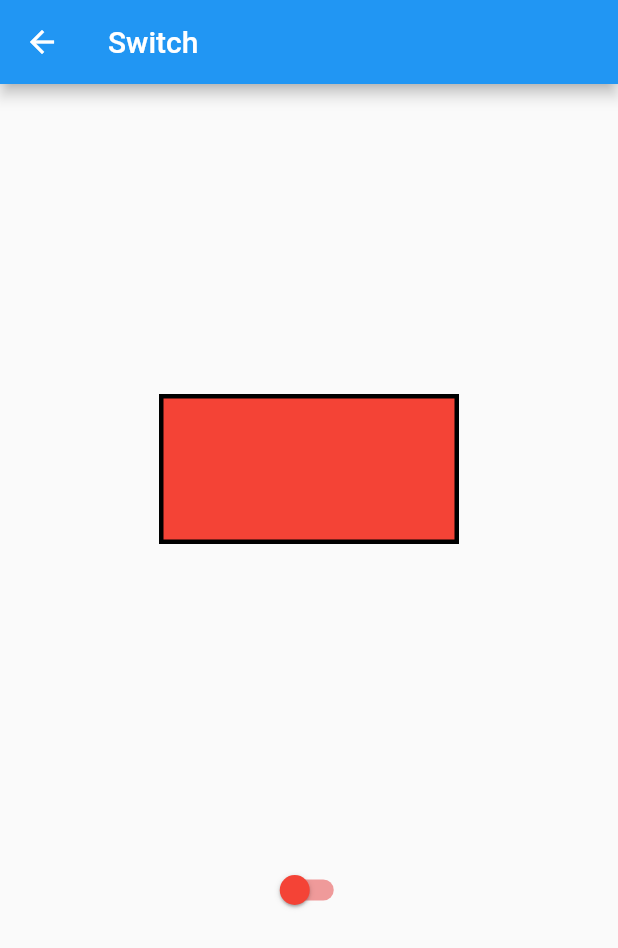
After one commit to sampurnoaji/flutter_erico_chapter_1, a Flutter app: the SwitchWidget screen opened directly, on a phone screen of 412 x 824 dp. The commit adds this screen. Shown: the top 948 px of the screen. Run offline on Flutter 3.47's test engine with Material 2 defaults, Android fonts, the phone set to English and light mode, and no system bars; our stand-ins replace audioplayers, qr_flutter; accounts and stored records are empty; network calls fail.

Commit message:
animated switcher

```diff
--- a/lib/lesson.dart
+++ b/lib/lesson.dart
@@ -25,5 +25,6 @@ enum Lesson {
   Gradient_Opacity,
   Audio_Player,
   Font_Features,
-  Http_Request
+  Http_Request,
+  Switch,
 }
--- a/lib/lesson/http/http_request.dart
+++ b/lib/lesson/http/http_request.dart
@@ -28,7 +28,7 @@ class _HttpRequestPageState extends State<HttpRequestPage> {
                   : 'Tidak ada data'),
               RaisedButton(
                 onPressed: () {
-                  PostResult.postUser('Marko', 'Penembak jitu').then((value) {
+                  PostResult.postUser('Aria Seto', 'Penembak jitu').then((value) {
                     postResult = value;
                     setState(() {});
                   });
--- /dev/null
+++ b/lib/lesson/switch_widget.dart
@@ -0,0 +1,70 @@
+import 'package:erico_intro/lesson.dart';
+import 'package:flutter/material.dart';
+
+class SwitchWidget extends StatefulWidget {
+  @override
+  State<SwitchWidget> createState() => _SwitchWidgetState();
+}
+
+class _SwitchWidgetState extends State<SwitchWidget> {
+  bool isOn = false;
+  Widget myWidget = Container(
+    width: 200,
+    height: 100,
+    decoration: BoxDecoration(
+        color: Colors.red, border: Border.all(color: Colors.black, width: 3)),
+  );
+
+  @override
+  Widget build(BuildContext context) {
+    return Scaffold(
+        appBar: AppBar(
+          title: Text(Lesson.Switch.name),
+        ),
+        body: Center(
+          child: Column(
+            mainAxisAlignment: MainAxisAlignment.spaceEvenly,
+            children: [
+              AnimatedSwitcher(
+                  duration: Duration(seconds: 1),
+                  child: myWidget,
+                  transitionBuilder: (child, animation) => RotationTransition(
+                        turns: animation,
+                        child: child,
+                      )),
+              Switch(
+                  activeColor: Colors.green,
+                  inactiveThumbColor: Colors.red,
+                  inactiveTrackColor: Colors.red[200],
+                  value: isOn,
+                  onChanged: (newValue) {
+                    isOn = newValue;
+                    setState(() {
+                      if (isOn) {
+                        myWidget = Container(
+                          key: ValueKey(1),
+                          width: 200,
+                          height: 100,
+                          decoration: BoxDecoration(
+                              color: Colors.green,
+                              border:
+                              Border.all(color: Colors.black, width: 3)),
+                        );
+                      } else {
+                        myWidget = Container(
+                          key: ValueKey(2),
+                          width: 200,
+                          height: 100,
+                          decoration: BoxDecoration(
+                              color: Colors.red,
+                              border:
+                                  Border.all(color: Colors.black, width: 3)),
+                        );
+                      }
+                    });
+                  })
+            ],
+          ),
+        ));
+  }
+}
--- a/lib/main.dart
+++ b/lib/main.dart
@@ -22,6 +22,7 @@ import 'package:erico_intro/lesson/row_widget.dart';
 import 'package:erico_intro/lesson/spacer_widget.dart';
 import 'package:erico_intro/lesson/stack_align_widget.dart';
 import 'package:erico_intro/lesson/stateful_widget_page.dart';
+import 'package:erico_intro/lesson/switch_widget.dart';
 import 'package:erico_intro/lesson/tabbar_widget.dart';
 import 'package:erico_intro/lesson/text_widget.dart';
 import 'package:erico_intro/lesson/textfield_widget.dart';
@@ -105,6 +106,8 @@ class MainPage extends StatelessWidget {
                             return ClipPathPage();
                           case Lesson.Http_Request:
                             return HttpRequestPage();
+                          case Lesson.Switch:
+                            return SwitchWidget();
                         }
                       }));
                     },
```
